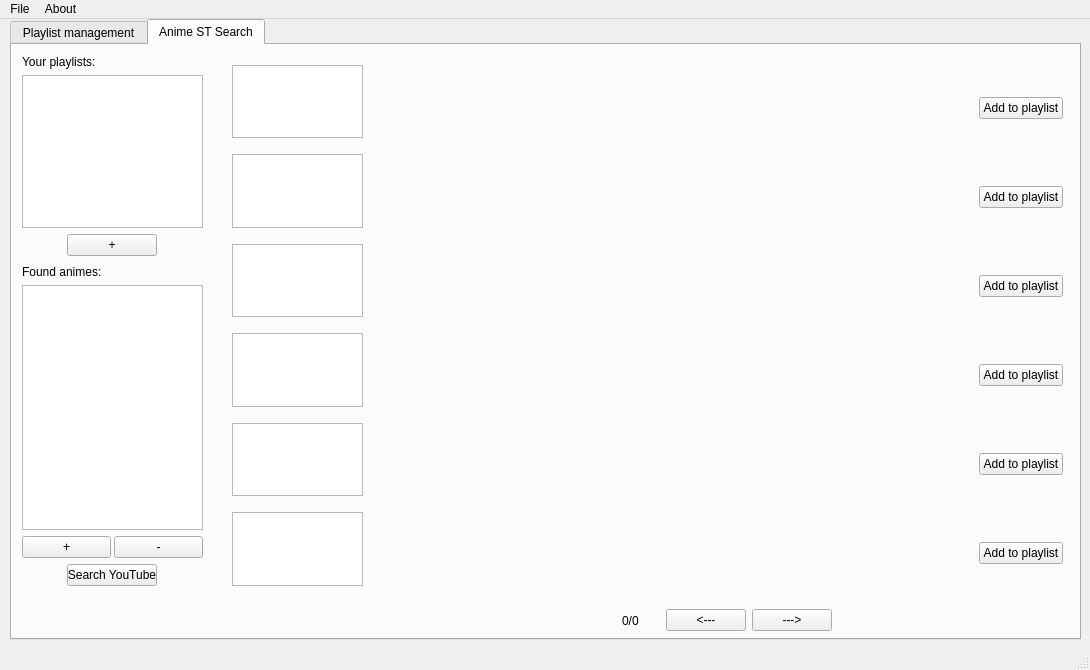
Above: AnimeSTProvider.ui from BlinkBP/AnimeSTProvider before the change. Below: the same form after it.
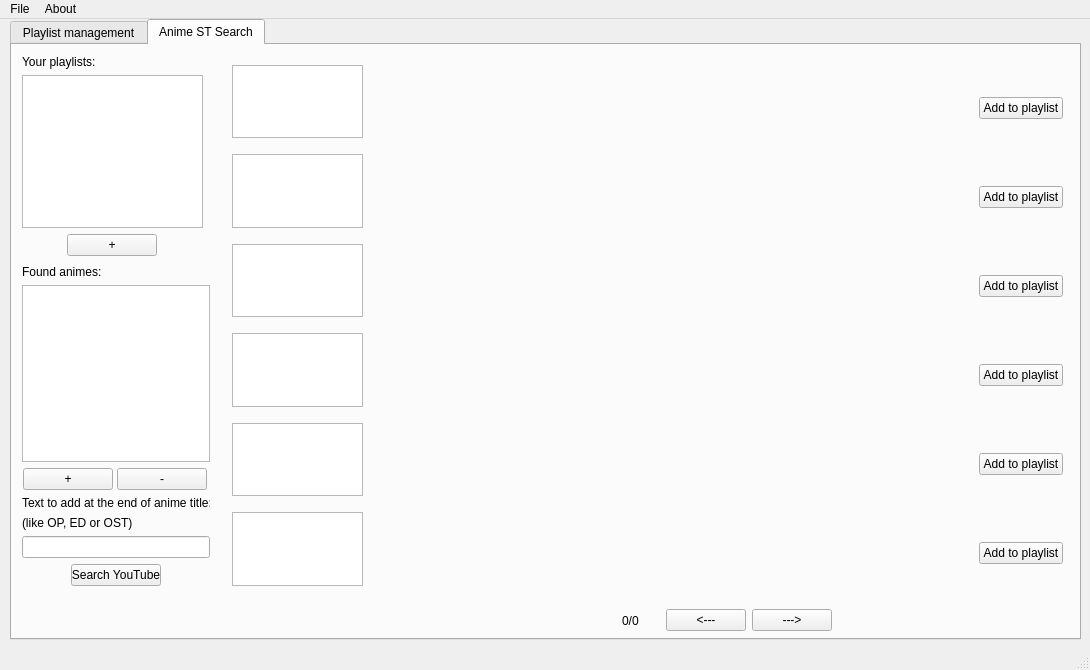
That is the form after the change. The open tabs and pages were chosen to show the change.

Commit message: +Done some cleanup in code (mainly in thumbnails and labels code)

The edit to the form file:
```diff
--- a/AnimeSTProvider.ui
+++ b/AnimeSTProvider.ui
@@ -567,7 +567,7 @@
        <rect>
         <x>10</x>
         <y>220</y>
-        <width>181</width>
+        <width>188</width>
         <height>321</height>
        </rect>
       </property>
@@ -639,6 +639,23 @@
          </item>
         </layout>
        </item>
+       <item>
+        <widget class="QLabel" name="label_2">
+         <property name="text">
+          <string>Text to add at the end of anime title:</string>
+         </property>
+        </widget>
+       </item>
+       <item>
+        <widget class="QLabel" name="label_3">
+         <property name="text">
+          <string>(like OP, ED or OST)</string>
+         </property>
+        </widget>
+       </item>
+       <item>
+        <widget class="QLineEdit" name="addTextLabel"/>
+       </item>
        <item>
         <layout class="QHBoxLayout" name="horizontalLayout_3" stretch="0">
          <property name="spacing">
```
The commit also changes 3 other files.
